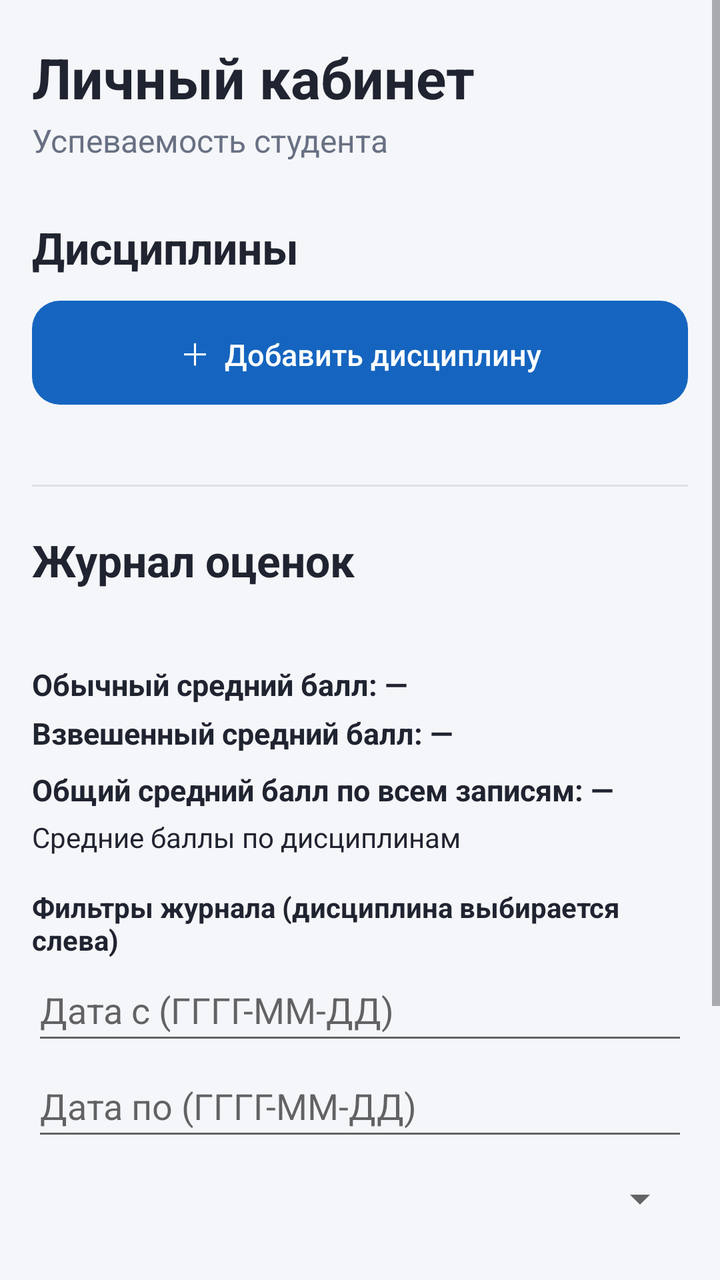
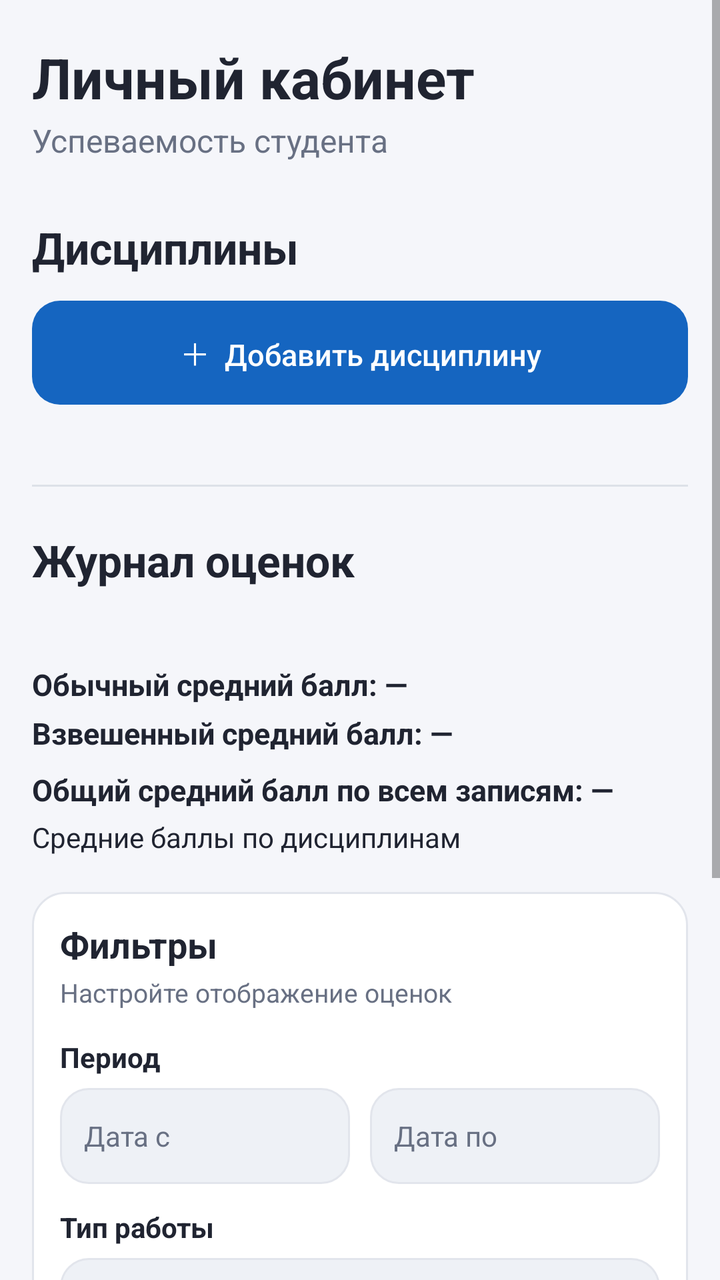

Two renders of the same Android screen: before a commit and after it. Below are the layout's source before the change and the commit's diff.
<!-- AndroidManifest.xml: activity theme Theme.Studentkab -->
<!-- res/layout/activity_main.xml -->
<?xml version="1.0" encoding="utf-8"?>
<ScrollView xmlns:android="http://schemas.android.com/apk/res/android"
    android:id="@+id/mainScroll"
    android:layout_width="match_parent"
    android:layout_height="match_parent"
    android:background="@color/screen_background"
    android:fillViewport="true"
    android:clipToPadding="false">

    <LinearLayout
        android:layout_width="match_parent"
        android:layout_height="wrap_content"
        android:orientation="vertical"
        android:paddingStart="16dp"
        android:paddingTop="20dp"
        android:paddingEnd="16dp"
        android:paddingBottom="28dp">

        <TextView
            android:layout_width="match_parent"
            android:layout_height="wrap_content"
            android:text="Личный кабинет"
            android:textColor="@color/text_primary"
            android:textSize="28sp"
            android:textStyle="bold" />

        <TextView
            android:layout_width="match_parent"
            android:layout_height="wrap_content"
            android:layout_marginTop="2dp"
            android:text="Успеваемость студента"
            android:textColor="@color/text_secondary"
            android:textSize="16sp" />

        <LinearLayout
            android:layout_width="match_parent"
            android:layout_height="wrap_content"
            android:layout_marginTop="28dp"
            android:gravity="center_vertical"
            android:orientation="horizontal">

            <TextView
                android:layout_width="0dp"
                android:layout_height="wrap_content"
                android:layout_weight="1"
                android:text="Дисциплины"
                android:textColor="@color/text_primary"
                android:textSize="22sp"
                android:textStyle="bold" />

            <TextView
                android:id="@+id/disciplineCount"
                android:layout_width="wrap_content"
                android:layout_height="wrap_content"
                android:textColor="@color/text_secondary"
                android:textSize="14sp" />
        </LinearLayout>

        <Button
            android:id="@+id/addDisciplineButton"
            style="@style/Widget.Studentkab.Button.Add"
            android:layout_width="match_parent"
            android:layout_height="52dp"
            android:layout_marginTop="12dp"
            android:text="＋  Добавить дисциплину" />

        <TextView
            android:id="@+id/emptyDisciplines"
            android:layout_width="match_parent"
            android:layout_height="wrap_content"
            android:layout_marginTop="18dp"
            android:background="@drawable/bg_info_panel"
            android:padding="16dp"
            android:text="Дисциплин пока нет. Добавьте первую дисциплину."
            android:textColor="@color/text_secondary"
            android:textSize="14sp"
            android:visibility="gone" />

        <LinearLayout
            android:id="@+id/disciplinesContainer"
            android:layout_width="match_parent"
            android:layout_height="wrap_content"
            android:layout_marginTop="14dp"
            android:orientation="vertical" />

        <View
            android:layout_width="match_parent"
            android:layout_height="1dp"
            android:layout_marginTop="26dp"
            android:layout_marginBottom="22dp"
            android:background="@color/divider" />

        <TextView
            android:layout_width="match_parent"
            android:layout_height="wrap_content"
            android:text="Журнал оценок"
            android:textColor="@color/text_primary"
            android:textSize="22sp"
            android:textStyle="bold" />

        <TextView
            android:id="@+id/selectedDisciplineName"
            android:layout_width="match_parent"
            android:layout_height="wrap_content"
            android:layout_marginTop="5dp"
            android:textColor="@color/text_secondary"
            android:textSize="15sp" />

        <TextView
            android:id="@+id/averageGrade"
            android:layout_width="match_parent"
            android:layout_height="wrap_content"
            android:layout_marginTop="12dp"
            android:text="Обычный средний балл: —"
            android:textColor="@color/text_primary"
            android:textSize="15sp"
            android:textStyle="bold" />

        <TextView
            android:id="@+id/weightedAverageGrade"
            android:layout_width="match_parent"
            android:layout_height="wrap_content"
            android:layout_marginTop="4dp"
            android:text="Взвешенный средний балл: —"
            android:textColor="@color/text_primary"
            android:textSize="15sp"
            android:textStyle="bold" />

        <TextView
            android:id="@+id/globalAverage"
            android:layout_width="match_parent"
            android:layout_height="wrap_content"
            android:layout_marginTop="8dp"
            android:text="Общий средний балл по всем записям: —"
            android:textColor="@color/text_primary"
            android:textSize="15sp"
            android:textStyle="bold" />

        <TextView
            android:id="@+id/disciplineAverage"
            android:layout_width="match_parent"
            android:layout_height="wrap_content"
            android:layout_marginTop="4dp"
            android:text="Средние баллы по дисциплинам"
            android:textColor="@color/text_primary"
            android:textSize="14sp" />

        <TextView
            android:layout_width="match_parent"
            android:layout_height="wrap_content"
            android:layout_marginTop="16dp"
            android:text="Фильтры журнала (дисциплина выбирается слева)"
            android:textColor="@color/text_primary"
            android:textStyle="bold" />

        <EditText
            android:id="@+id/dateFromFilter"
            android:layout_width="match_parent"
            android:layout_height="48dp"
            android:hint="Дата с (ГГГГ-ММ-ДД)"
            android:inputType="date"
            android:singleLine="true" />

        <EditText
            android:id="@+id/dateToFilter"
            android:layout_width="match_parent"
            android:layout_height="48dp"
            android:hint="Дата по (ГГГГ-ММ-ДД)"
            android:inputType="date"
            android:singleLine="true" />

        <Spinner
            android:id="@+id/workTypeFilter"
            android:layout_width="match_parent"
            android:layout_height="48dp" />

        <Spinner
            android:id="@+id/sortGrades"
            android:layout_width="match_parent"
            android:layout_height="48dp" />

        <Button
            android:id="@+id/applyFiltersButton"
            android:layout_width="match_parent"
            android:layout_height="48dp"
            android:text="Применить фильтры" />

        <TextView
            android:id="@+id/filterMessage"
            android:layout_width="match_parent"
            android:layout_height="wrap_content"
            android:textColor="@color/action_delete"
            android:visibility="gone" />

        <TextView
            android:id="@+id/progressDynamics"
            android:layout_width="match_parent"
            android:layout_height="wrap_content"
            android:layout_marginTop="12dp"
            android:background="@drawable/bg_info_panel"
            android:padding="12dp"
            android:text="Динамика по месяцам"
            android:textColor="@color/text_primary"
            android:textSize="14sp" />

        <TextView
            android:id="@+id/emptyGrades"
            android:layout_width="match_parent"
            android:layout_height="wrap_content"
            android:layout_marginTop="14dp"
            android:background="@drawable/bg_info_panel"
            android:padding="16dp"
            android:text="Оценок пока нет."
            android:textColor="@color/text_secondary"
            android:textSize="14sp"
            android:visibility="gone" />

        <LinearLayout
            android:id="@+id/gradesContainer"
            android:layout_width="match_parent"
            android:layout_height="wrap_content"
            android:layout_marginTop="12dp"
            android:orientation="vertical" />

        <TextView
            android:id="@+id/errorMessage"
            android:layout_width="match_parent"
            android:layout_height="wrap_content"
            android:layout_marginTop="12dp"
            android:textColor="@color/action_delete"
            android:textSize="14sp"
            android:visibility="gone" />

    </LinearLayout>
</ScrollView>
<!-- resources referenced by this layout -->
<resources>
  <color name="action_delete">#C62828</color>
  <color name="divider">#DDE1E8</color>
  <color name="screen_background">#F5F6FA</color>
  <color name="text_primary">#202431</color>
  <color name="text_secondary">#687083</color>
  <!-- drawable bg_info_panel (drawable) -->
  <?xml version="1.0" encoding="utf-8"?>
  <shape xmlns:android="http://schemas.android.com/apk/res/android">
      <solid android:color="@color/info_surface" />
      <corners android:radius="12dp" />
  </shape>
  <style name="Widget.Studentkab.Button.Add" parent="Widget.Studentkab.Button">
          <item name="android:background">@drawable/bg_button_add</item>
      </style>
  <style name="Theme.Studentkab" parent="android:Theme.Material.Light.NoActionBar">
          <item name="android:colorAccent">@color/action_add</item>
          <item name="android:alertDialogTheme">@style/Theme.Studentkab.Dialog</item>
      </style>
  <color name="info_surface">#EEF1F6</color>
  <!-- drawable bg_button_add (drawable) -->
  <?xml version="1.0" encoding="utf-8"?>
  <selector xmlns:android="http://schemas.android.com/apk/res/android">
      <item android:state_pressed="true">
          <shape android:shape="rectangle">
              <solid android:color="#0D47A1" />
              <corners android:radius="14dp" />
          </shape>
      </item>
      <item>
          <shape android:shape="rectangle">
              <solid android:color="@color/action_add" />
              <corners android:radius="14dp" />
          </shape>
      </item>
  </selector>
  <color name="action_add">#1565C0</color>
  <style name="Theme.Studentkab.Dialog" parent="android:Theme.Material.Light.Dialog.Alert">
          <item name="android:colorAccent">@color/action_add</item>
          <item name="android:windowBackground">@drawable/bg_dialog</item>
          <item name="android:windowMinWidthMajor">90%</item>
          <item name="android:windowMinWidthMinor">90%</item>
          <item name="android:windowContentOverlay">@null</item>
      </style>
  <!-- drawable bg_button_primary (drawable) -->
  <?xml version="1.0" encoding="utf-8"?>
  <selector xmlns:android="http://schemas.android.com/apk/res/android">
      <item android:state_pressed="true">
          <shape android:shape="rectangle">
              <solid android:color="#0D47A1" />
              <corners android:radius="14dp" />
          </shape>
      </item>
      <item>
          <shape android:shape="rectangle">
              <solid android:color="@color/action_add" />
              <corners android:radius="14dp" />
          </shape>
      </item>
  </selector>
  <!-- drawable bg_dialog (drawable) -->
  <?xml version="1.0" encoding="utf-8"?>
  <shape xmlns:android="http://schemas.android.com/apk/res/android"
      android:shape="rectangle">
      <solid android:color="@color/card_surface" />
      <corners android:radius="24dp" />
  </shape>
  <color name="card_surface">#FFFFFFFF</color>
  <!-- unchanged entries left out for length: 1 -->
</resources>

<!-- the commit's change to res/layout/activity_main.xml (unified diff, before → after) -->
@@ -145,45 +145,122 @@
             android:textColor="@color/text_primary"
             android:textSize="14sp" />
 
-        <TextView
-            android:layout_width="match_parent"
-            android:layout_height="wrap_content"
-            android:layout_marginTop="16dp"
-            android:text="Фильтры журнала (дисциплина выбирается слева)"
-            android:textColor="@color/text_primary"
-            android:textStyle="bold" />
-
-        <EditText
-            android:id="@+id/dateFromFilter"
-            android:layout_width="match_parent"
-            android:layout_height="48dp"
-            android:hint="Дата с (ГГГГ-ММ-ДД)"
-            android:inputType="date"
-            android:singleLine="true" />
-
-        <EditText
-            android:id="@+id/dateToFilter"
-            android:layout_width="match_parent"
-            android:layout_height="48dp"
-            android:hint="Дата по (ГГГГ-ММ-ДД)"
-            android:inputType="date"
-            android:singleLine="true" />
-
-        <Spinner
-            android:id="@+id/workTypeFilter"
-            android:layout_width="match_parent"
-            android:layout_height="48dp" />
-
-        <Spinner
-            android:id="@+id/sortGrades"
-            android:layout_width="match_parent"
-            android:layout_height="48dp" />
-
-        <Button
-            android:id="@+id/applyFiltersButton"
-            android:layout_width="match_parent"
-            android:layout_height="48dp"
-            android:text="Применить фильтры" />
+        <LinearLayout
+            android:layout_width="match_parent"
+            android:layout_height="wrap_content"
+            android:layout_marginTop="18dp"
+            android:background="@drawable/bg_discipline_card"
+            android:orientation="vertical"
+            android:padding="14dp">
+
+            <TextView
+                android:layout_width="match_parent"
+                android:layout_height="wrap_content"
+                android:text="Фильтры"
+                android:textColor="@color/text_primary"
+                android:textSize="18sp"
+                android:textStyle="bold" />
+
+            <TextView
+                android:layout_width="match_parent"
+                android:layout_height="wrap_content"
+                android:layout_marginTop="3dp"
+                android:text="Настройте отображение оценок"
+                android:textColor="@color/text_secondary"
+                android:textSize="13sp" />
+
+            <TextView
+                android:layout_width="match_parent"
+                android:layout_height="wrap_content"
+                android:layout_marginTop="14dp"
+                android:text="Период"
+                android:textColor="@color/text_primary"
+                android:textSize="14sp"
+                android:textStyle="bold" />
+
+            <LinearLayout
+                android:layout_width="match_parent"
+                android:layout_height="wrap_content"
+                android:layout_marginTop="6dp"
+                android:orientation="horizontal">
+
+                <EditText
+                    android:id="@+id/dateFromFilter"
+                    android:layout_width="0dp"
+                    android:layout_height="48dp"
+                    android:layout_weight="1"
+                    android:layout_marginEnd="5dp"
+                    android:background="@drawable/bg_text_input"
+                    android:hint="Дата с"
+                    android:inputType="date"
+                    android:paddingStart="12dp"
+                    android:paddingEnd="8dp"
+                    android:singleLine="true"
+                    android:textColor="@color/text_primary"
+                    android:textColorHint="@color/text_secondary"
+                    android:textSize="14sp" />
+
+                <EditText
+                    android:id="@+id/dateToFilter"
+                    android:layout_width="0dp"
+                    android:layout_height="48dp"
+                    android:layout_weight="1"
+                    android:layout_marginStart="5dp"
+                    android:background="@drawable/bg_text_input"
+                    android:hint="Дата по"
+                    android:inputType="date"
+                    android:paddingStart="12dp"
+                    android:paddingEnd="8dp"
+                    android:singleLine="true"
+                    android:textColor="@color/text_primary"
+                    android:textColorHint="@color/text_secondary"
+                    android:textSize="14sp" />
+            </LinearLayout>
+
+            <TextView
+                android:layout_width="match_parent"
+                android:layout_height="wrap_content"
+                android:layout_marginTop="12dp"
+                android:text="Тип работы"
+                android:textColor="@color/text_primary"
+                android:textSize="14sp"
+                android:textStyle="bold" />
+
+            <Spinner
+                android:id="@+id/workTypeFilter"
+                android:layout_width="match_parent"
+                android:layout_height="48dp"
+                android:layout_marginTop="6dp"
+                android:background="@drawable/bg_text_input"
+                android:paddingStart="12dp"
+                android:paddingEnd="12dp" />
+
+            <TextView
+                android:layout_width="match_parent"
+                android:layout_height="wrap_content"
+                android:layout_marginTop="12dp"
+                android:text="Сортировка"
+                android:textColor="@color/text_primary"
+                android:textSize="14sp"
+                android:textStyle="bold" />
+
+            <Spinner
+                android:id="@+id/sortGrades"
+                android:layout_width="match_parent"
+                android:layout_height="48dp"
+                android:layout_marginTop="6dp"
+                android:background="@drawable/bg_text_input"
+                android:paddingStart="12dp"
+                android:paddingEnd="12dp" />
+
+            <Button
+                android:id="@+id/applyFiltersButton"
+                style="@style/Widget.Studentkab.Button.Add"
+                android:layout_width="match_parent"
+                android:layout_height="48dp"
+                android:layout_marginTop="14dp"
+                android:text="Применить фильтры" />
+        </LinearLayout>
 
         <TextView
             android:id="@+id/filterMessage"
<!-- resource entries referenced after the edit -->
@@ -5,12 +5,37 @@
   <color name="screen_background">#F5F6FA</color>
   <color name="text_primary">#202431</color>
   <color name="text_secondary">#687083</color>
+  <!-- drawable bg_discipline_card (drawable) -->
+  <?xml version="1.0" encoding="utf-8"?>
+  <shape xmlns:android="http://schemas.android.com/apk/res/android">
+      <solid android:color="@color/card_surface" />
+      <corners android:radius="16dp" />
+      <stroke android:width="1dp" android:color="@color/card_stroke" />
+  </shape>
   <!-- drawable bg_info_panel (drawable) -->
   <?xml version="1.0" encoding="utf-8"?>
   <shape xmlns:android="http://schemas.android.com/apk/res/android">
       <solid android:color="@color/info_surface" />
       <corners android:radius="12dp" />
   </shape>
+  <!-- drawable bg_text_input (drawable) -->
+  <?xml version="1.0" encoding="utf-8"?>
+  <selector xmlns:android="http://schemas.android.com/apk/res/android">
+      <item android:state_focused="true">
+          <shape android:shape="rectangle">
+              <solid android:color="@color/card_surface" />
+              <stroke android:width="2dp" android:color="@color/action_add" />
+              <corners android:radius="14dp" />
+          </shape>
+      </item>
+      <item>
+          <shape android:shape="rectangle">
+              <solid android:color="@color/info_surface" />
+              <stroke android:width="1dp" android:color="@color/card_stroke" />
+              <corners android:radius="14dp" />
+          </shape>
+      </item>
+  </selector>
   <style name="Widget.Studentkab.Button.Add" parent="Widget.Studentkab.Button">
           <item name="android:background">@drawable/bg_button_add</item>
       </style>
@@ -67,6 +92,7 @@
       <corners android:radius="24dp" />
   </shape>
   <color name="card_surface">#FFFFFFFF</color>
+  <color name="card_stroke">#E2E5EC</color>
   <!-- unchanged entries left out for length: 1 -->
 </resources>
 
